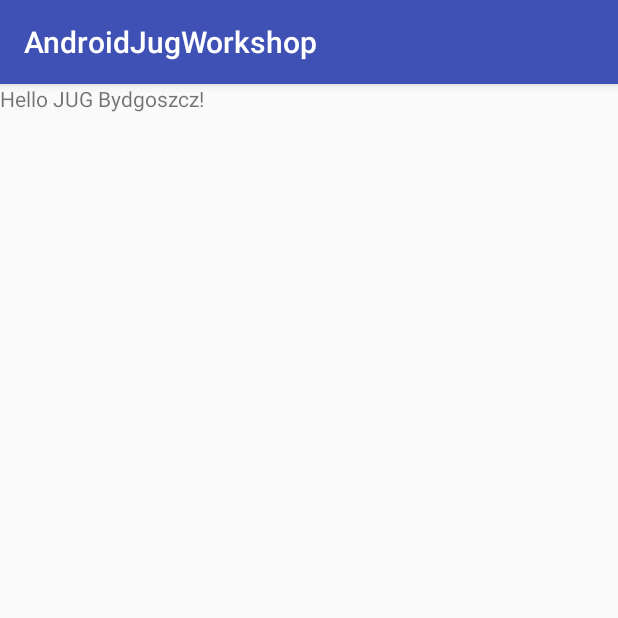
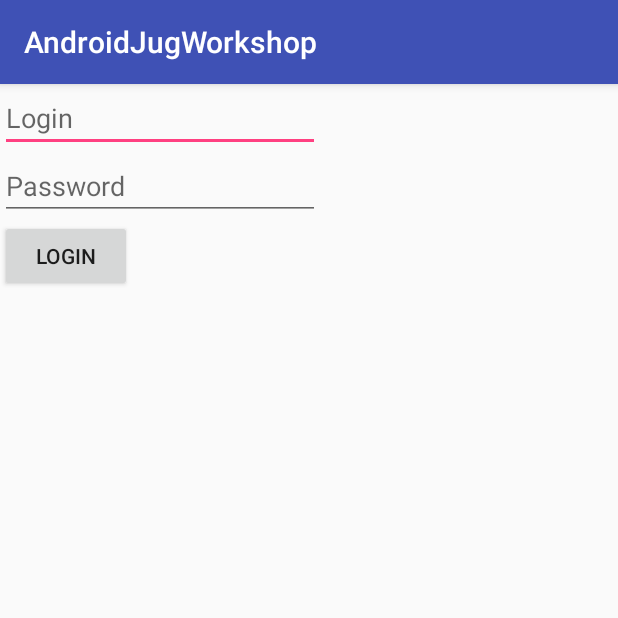
Before and after one commit to jmodrako/AndroidJugWorkshop, an Android app: the screen it shows after launch (DefaultActivity before the commit, JugLoginActivity after it), on a phone screen of 412 x 824 dp, the top half of it. Run offline under Robolectric (Android 15) with nearby library versions, the phone set to English and light mode, and no system bars; our stand-ins replace Timber, data binding.

Commit message:
Login activity.

```diff
--- a/app/build.gradle
+++ b/app/build.gradle
@@ -37,6 +37,9 @@ android {
         exclude 'META-INF/maven/com.squareup.okhttp/okhttp/pom.xml'
         exclude 'META-INF/rxjava.properties'
     }
+    lintOptions {
+        abortOnError false
+    }
 }
 
 def RETROFIT_VERSION = "2.2.0"
@@ -46,25 +49,25 @@ def DAGGER_VERSION = "2.9"
 dependencies {
     compile "com.android.support:recyclerview-v7:$SUPPORT_VERSION"
     compile "com.android.support:appcompat-v7:$SUPPORT_VERSION"
-    compile "com.android.support.constraint:constraint-layout:1.0.2"
 
     compile "com.squareup.retrofit2:converter-gson:$RETROFIT_VERSION"
     compile "com.squareup.retrofit2:retrofit:$RETROFIT_VERSION"
-    compile "com.squareup.retrofit2:adapter-rxjava2:2.2.0"
-    compile "com.squareup.okhttp3:logging-interceptor:3.7.0"
-    compile "com.squareup.picasso:picasso:2.5.2"
 
-    compile "io.reactivex.rxjava2:rxjava:2.1.0"
-    compile "io.reactivex.rxjava2:rxandroid:2.0.1"
 
-    compile "com.jakewharton.rxbinding2:rxbinding:2.0.0"
-    compile "com.jakewharton.timber:timber:4.1.2"
 
     compile "com.google.dagger:dagger:$DAGGER_VERSION"
     annotationProcessor "com.google.dagger:dagger-compiler:$DAGGER_VERSION"
 
-    testCompile "junit:junit:4.12"
     androidTestCompile("com.android.support.test.espresso:espresso-core:2.2.2", {
         exclude group: "com.android.support", module: "support-annotations"
     })
+    compile 'com.android.support.constraint:constraint-layout:1.0.2'
+    compile 'com.squareup.retrofit2:adapter-rxjava2:2.2.0'
+    compile 'com.squareup.okhttp3:logging-interceptor:3.7.0'
+    compile 'com.squareup.picasso:picasso:2.5.2'
+    compile 'io.reactivex.rxjava2:rxjava:2.1.0'
+    compile 'io.reactivex.rxjava2:rxandroid:2.0.1'
+    compile 'com.jakewharton.rxbinding2:rxbinding:2.0.0'
+    compile 'com.jakewharton.timber:timber:4.1.2'
+    testCompile 'junit:junit:4.12'
 }
--- a/app/src/main/AndroidManifest.xml
+++ b/app/src/main/AndroidManifest.xml
@@ -12,13 +12,15 @@
         android:roundIcon="@mipmap/ic_launcher_round"
         android:supportsRtl="true"
         android:theme="@style/AppTheme">
-        <activity android:name=".DefaultActivity">
+
+        <activity android:name=".JugLoginActivity">
             <intent-filter>
                 <action android:name="android.intent.action.MAIN"/>
 
                 <category android:name="android.intent.category.LAUNCHER"/>
             </intent-filter>
         </activity>
+
     </application>
 
 </manifest>
--- /dev/null
+++ b/app/src/main/java/pl/jug/bydgoszcz/androidjugworkshop/JugLoginActivity.java
@@ -0,0 +1,30 @@
+package pl.jug.bydgoszcz.androidjugworkshop;
+
+import android.databinding.DataBindingUtil;
+import android.os.Bundle;
+import android.support.v7.app.AppCompatActivity;
+import android.widget.Toast;
+
+import pl.jug.bydgoszcz.androidjugworkshop.databinding.ActivityJugLoginBinding;
+
+public class JugLoginActivity extends AppCompatActivity {
+
+    @Override
+    protected void onCreate(Bundle savedInstanceState) {
+        super.onCreate(savedInstanceState);
+
+        ActivityJugLoginBinding binding = DataBindingUtil.
+                setContentView(this, R.layout.activity_jug_login);
+
+        binding.jugLoginButton.setOnClickListener(view -> {
+            String loginValue = binding.jugLoginButton.getText().toString();
+            String passwordValue = binding.jugLoginButton.getText().toString();
+
+            String fullCreds = loginValue + ", " + passwordValue;
+
+            Toast.makeText(JugLoginActivity.this, fullCreds, Toast.LENGTH_SHORT).show();
+
+            binding.setUser(fullCreds);
+        });
+    }
+}
--- /dev/null
+++ b/app/src/main/res/layout/activity_jug_login.xml
@@ -0,0 +1,46 @@
+<?xml version="1.0" encoding="utf-8"?>
+<layout>
+
+    <data>
+
+        <variable
+            name="user"
+            type="String"/>
+
+        <variable
+            name="firstName"
+            type="String"/>
+    </data>
+
+    <LinearLayout
+        xmlns:android="http://schemas.android.com/apk/res/android"
+        xmlns:tools="http://schemas.android.com/tools"
+        android:layout_width="match_parent"
+        android:layout_height="match_parent"
+        android:orientation="vertical"
+        tools:context="pl.jug.bydgoszcz.androidjugworkshop.JugLoginActivity">
+
+        <EditText
+            android:id="@+id/jug_login_login"
+            android:layout_width="wrap_content"
+            android:layout_height="wrap_content"
+            android:ems="10"
+            android:hint="Login"
+            android:inputType="textPersonName"/>
+
+        <EditText
+            android:id="@+id/jug_login_passwod"
+            android:layout_width="wrap_content"
+            android:layout_height="wrap_content"
+            android:ems="10"
+            android:hint="@string/jugpassword"
+            android:inputType="textPassword"/>
+
+        <Button
+            android:id="@+id/jug_login_button"
+            android:layout_width="wrap_content"
+            android:layout_height="wrap_content"
+            android:text="LogIn"/>
+    </LinearLayout>
+
+</layout>
--- a/app/src/main/res/values/strings.xml
+++ b/app/src/main/res/values/strings.xml
@@ -3,4 +3,5 @@
     <string name="login">Login</string>
     <string name="password">Password…</string>
     <string name="username">Username…</string>
+    <string name="jugpassword">Password</string>
 </resources>
```
